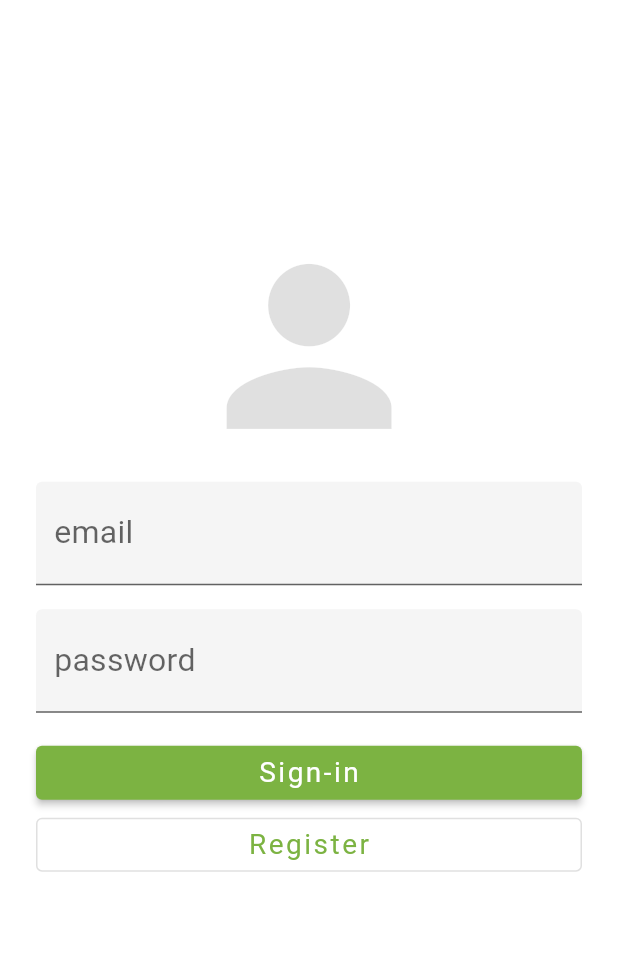
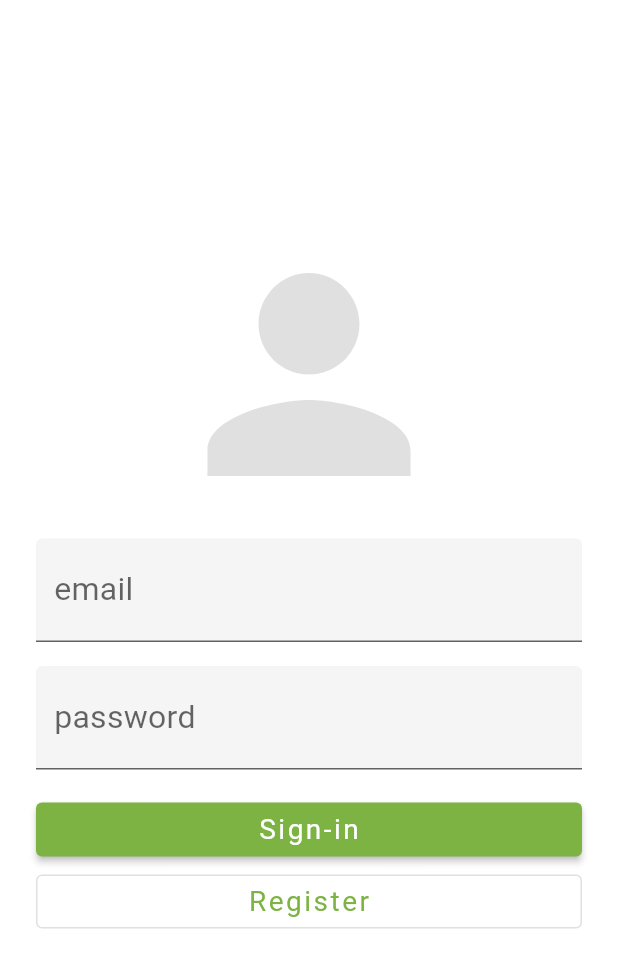
Before and after one commit to ch4k4uw/instak4u, a Flutter app: the screen it shows after launch, on a phone screen of 412 x 824 dp. Shown: the top 968 px of the screen. Run offline on Flutter 3.47's test engine with Material 2 defaults, Android fonts, the phone set to English and light mode, and no system bars; our stand-ins replace flutter_svg, get_it, injectable, share_plus, transparent_image; missing offline and left inert: http_interceptor, map_launcher, messagepack, universal_html; Roboto replaces fonts that are missing (RobotoCondensed).

```diff
--- a/core/lib/common/lazy.dart
+++ b/core/lib/common/lazy.dart
@@ -1,5 +1,3 @@
-export 'dart:js'
-if (dart.library.js) 'dart:js';
 class Lazy<T> {
   final T Function() _creator;
   late T _value;
--- a/core/lib/ui/app_theme.dart
+++ b/core/lib/ui/app_theme.dart
@@ -38,6 +38,7 @@ class AppTheme extends StatefulWidget {
 
 extension AppThemeDoubleEx on double {
   bool get isLarge => this > AppTheme.maxSmallScreenWidth;
+  double get largeFactor => AppTheme.maxSmallScreenWidth / this;
 }
 
 abstract class AppThemeController {
--- a/lib/main.dart
+++ b/lib/main.dart
@@ -6,6 +6,7 @@ import 'package:instak4u/navigation/instak4u_router_delegate.dart';
 import 'package:instak4u/sign_in/sign_in_screen.dart';
 import 'package:instak4u/sign_up/sign_up_screen.dart';
 import 'package:instak4u/splash/splash_screen_screen.dart';
+import 'package:instak4u/url_strategy.dart';
 import 'package:provider/provider.dart';
 import 'package:core/common/extensions/build_context_extensions.dart';
 import 'package:core/ui/component/app_modal_warning_bottom_sheet_content.dart';
@@ -19,6 +20,7 @@ import 'generated/l10n.dart';
 import 'injectable.dart';
 
 void main() {
+  usePathUrlStrategy();
   configureDependencies();
   runApp(
     AppTheme(
--- a/lib/navigation/instak4u_route_information_parser.dart
+++ b/lib/navigation/instak4u_route_information_parser.dart
@@ -1,3 +1,4 @@
+import 'package:core/common/extensions/object_extensions.dart';
 import 'package:flutter/foundation.dart';
 import 'package:flutter/material.dart';
 import 'package:instak4u/navigation/instak4u_route_path.dart';
@@ -20,12 +21,13 @@ class Instak4uRouteInformationParser
   Future<Instak4uRoutePath> parseRouteInformation(
     RouteInformation routeInformation,
   ) async {
+    print("parseInfo: ${routeInformation.location}");
     final uri = Uri.parse(routeInformation.location ?? "");
     var result = _assertEventDetailsPath(uri: uri);
     result ??= _assertFeedPath(uri: uri);
     result ??= _assertSignUpPath(uri: uri);
     result ??= _assertSignInPath(uri: uri);
-    return result ?? Instak4uRouteSignIn();
+    return result ?? _fallbackPath();
   }
 
   Instak4uRoutePath? _assertEventDetailsPath({required Uri uri}) {
@@ -132,7 +134,7 @@ class Instak4uRouteInformationParser
     if (!isThePath) {
       return null;
     }
-    return Instak4uRouteSignUp();
+    return const Instak4uRouteSignUp();
   }
 
   Instak4uRoutePath? _assertSignInPath({required Uri uri}) {
@@ -145,8 +147,10 @@ class Instak4uRouteInformationParser
     if (!isThePath) {
       return null;
     }
-    return Instak4uRouteSignIn();
+    return const Instak4uRouteSignIn();
   }
+
+  Instak4uRoutePath _fallbackPath() => const Instak4uRouteRedirectToFeed();
 
   @override
   RouteInformation restoreRouteInformation(Instak4uRoutePath configuration) {
--- a/lib/navigation/instak4u_route_path.dart
+++ b/lib/navigation/instak4u_route_path.dart
@@ -5,9 +5,13 @@ abstract class Instak4uRoutePath {
   const Instak4uRoutePath();
 }
 
-class Instak4uRouteSignIn extends Instak4uRoutePath {}
+class Instak4uRouteSignIn extends Instak4uRoutePath {
+  const Instak4uRouteSignIn();
+}
 
-class Instak4uRouteSignUp extends Instak4uRoutePath {}
+class Instak4uRouteSignUp extends Instak4uRoutePath {
+  const Instak4uRouteSignUp();
+}
 
 class Instak4uRouteFeed extends Instak4uRoutePath {
   final UserView loggedUser;
--- a/lib/navigation/page/sign_up_page.dart
+++ b/lib/navigation/page/sign_up_page.dart
@@ -1,4 +1,5 @@
 import 'package:flutter/material.dart';
+import 'package:flutter/services.dart';
 import 'package:get_it/get_it.dart';
 import 'package:presenter/common.dart';
 import 'package:presenter/sign_up.dart';
@@ -8,7 +9,7 @@ import '../../sign_up/sign_up_screen.dart';
 class SignUpPage extends Page {
   final SignUpViewModel viewModel;
   final void Function(UserView)? onSignedIn;
-  final void Function()? onNavigateBack;
+  final void Function(BuildContext)? onNavigateBack;
 
   SignUpPage({
     this.onSignedIn,
@@ -24,6 +25,9 @@ class SignUpPage extends Page {
         return SignUpScreen(
           viewModel: viewModel,
           onSignedUp: onSignedIn,
+          onNavigateBack: () {
+            onNavigateBack?.call(context);
+          },
         );
       },
     );
--- a/lib/navigation/page/splash_screen_page.dart
+++ b/lib/navigation/page/splash_screen_page.dart
@@ -1,4 +1,5 @@
 import 'package:flutter/material.dart';
+import 'package:flutter/services.dart';
 import 'package:get_it/get_it.dart';
 import 'package:instak4u/splash/splash_screen_screen.dart';
 import 'package:presenter/common.dart';
--- a/lib/sign_in/sign_in_screen.dart
+++ b/lib/sign_in/sign_in_screen.dart
@@ -52,7 +52,7 @@ class _SignInScreenState extends State<SignInScreen> {
             SizedBox(height: theme.dimens.spacing.normal),
             _SignInScreenFormButtons(
               onSignIn: _handleOnSubmitted,
-              onNavigateToSignUp: () => {},
+              onNavigateToSignUp: _handleNavigateToSignUp,
             ),
           ],
         ),
@@ -66,6 +66,11 @@ class _SignInScreenState extends State<SignInScreen> {
       email: _screenState.email.text,
       password: _screenState.password.text,
     );
+  }
+
+  void _handleNavigateToSignUp() {
+    FocusManager.instance.primaryFocus?.unfocus();
+    widget.onNavigateToSignUp?.call();
   }
 
   @override
@@ -90,6 +95,7 @@ class _SignInScreenState extends State<SignInScreen> {
       it.uiState.listen((event) {
         result.add(_SignInStateStateChangeState(newState: event));
       });
+      return result;
     });
   }
 
@@ -111,6 +117,13 @@ class _SignInScreenState extends State<SignInScreen> {
         setState(() => _screenState.handleState(state: event.newState));
       }
     });
+  }
+
+  @override
+  void dispose() {
+    super.dispose();
+    _streamController?.close();
+    widget.viewModel?.close();
   }
 }
 
@@ -147,29 +160,22 @@ class _SignInScreenHeader extends StatelessWidget {
         ),
         Flexible(
           flex: SignInConstants.avatarContentPanelWeight,
-          child: LayoutBuilder(
-            builder: (_, c) {
-              print(c);
-              return Column(
+          child: Column(
+            crossAxisAlignment: CrossAxisAlignment.center,
             children: [
-                  Row(
-                    children: [
-                      Expanded(flex: 3, child: Container()),
               Expanded(
-                        flex: 4,
+                flex: 3,
                 child: FittedBox(
                   fit: BoxFit.cover,
                   child: Icon(
                     Icons.person,
-                            color: theme.colors.colorScheme.onSurface
-                                .withOpacity(.12),
+                    color: theme.colors.colorScheme.onSurface.withOpacity(.12),
                   ),
                 ),
               ),
-                      Expanded(flex: 3, child: Container()),
-                    ],
-                  ),
-                  Column(
+              Expanded(
+                flex: 7,
+                child: Column(
                   children: [
                     SizedBox(height: theme.dimens.spacing.xtiny),
                     Padding(
@@ -177,14 +183,22 @@ class _SignInScreenHeader extends StatelessWidget {
                         horizontal: theme.dimens.spacing.xxnormal,
                       ),
                       child: AppHorizontalExpanded(
+                        child: LayoutBuilder(
+                          builder: (context, constraints) {
+                            return FractionallySizedBox(
+                              widthFactor: (constraints.maxWidth.isLarge
+                                  ? constraints.maxWidth.largeFactor
+                                  : 1),
                               child: Column(children: children),
+                            );
+                          },
+                        ),
                       ),
                     )
                   ],
                 ),
+              ),
             ],
-              );
-            },
           ),
         ),
       ],
--- a/lib/splash/splash_screen_screen.dart
+++ b/lib/splash/splash_screen_screen.dart
@@ -80,6 +80,7 @@ class _SplashScreenScreenState extends State<SplashScreenScreen> {
       it.uiState.listen((event) {
         result.add(_SplashScreenStateStateChangeState(newState: event));
       });
+      return result;
     });
   }
 
@@ -93,6 +94,10 @@ class _SplashScreenScreenState extends State<SplashScreenScreen> {
         }
         if (state is SplashScreenStateEventDetailsSuccessfulLoaded) {
           widget.onShowEventDetails?.call(state.user, state.eventDetails);
+          return;
+        }
+        if (state == SplashScreenState.showSignInScreen) {
+          widget.onShowSignIn?.call();
           return;
         }
         if (state is SplashScreenStateNotInitialized) {
@@ -109,6 +114,7 @@ class _SplashScreenScreenState extends State<SplashScreenScreen> {
   void dispose() {
     super.dispose();
     _streamController?.close();
+    widget.viewModel?.close();
   }
 }
 
--- /dev/null
+++ b/lib/url_strategy.dart
@@ -0,0 +1 @@
+export 'url_strategy_noop.dart' if (dart.library.html) 'url_strategy_web.dart';
--- /dev/null
+++ b/lib/url_strategy_noop.dart
@@ -0,0 +1,3 @@
+void usePathUrlStrategy() {
+  // noop
+}
--- /dev/null
+++ b/lib/url_strategy_web.dart
@@ -0,0 +1,5 @@
+import 'package:flutter_web_plugins/flutter_web_plugins.dart';
+
+void usePathUrlStrategy() {
+  setUrlStrategy(PathUrlStrategy());
+}
--- a/pubspec.yaml
+++ b/pubspec.yaml
@@ -28,6 +28,8 @@ dependencies:
   share_plus: 4.0.10
   flutter_svg:
   universal_html: ^2.0.8
+  flutter_web_plugins:
+    sdk: flutter
 
 dev_dependencies:
   flutter_test:
```
Also changed, not shown: lib/navigation/instak4u_router_delegate.dart (+24 -7 lines), lib/sign_up/sign_up_screen.dart (+8 -0 lines), lib/navigation/instak4u_navigation_constants.dart (deleted). Lines whose indentation alone changed are shown as unchanged.
